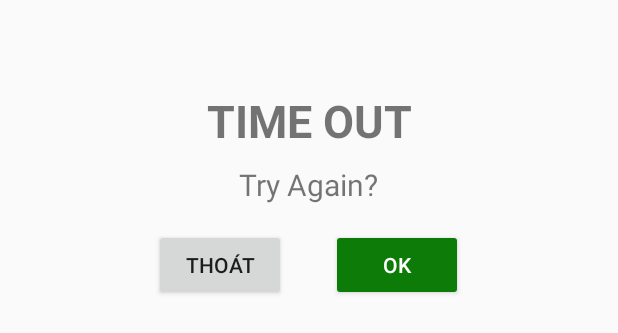
After one commit to AndroidProjectMemoryGame/GameMemory, an Android app: the layout dialog.xml on its own in the app's theme, with its tools: preview values and no code run, on a phone screen of 412 x 824 dp. The commit adds this screen. Shown: the top 333 px of the screen. Run offline under Robolectric (Android 15) with nearby library versions, the phone set to English and light mode, and no system bars.

Commit message:
dialog timeout

```diff
--- a/app/src/main/AndroidManifest.xml
+++ b/app/src/main/AndroidManifest.xml
@@ -16,8 +16,8 @@
                 <category android:name="android.intent.category.LAUNCHER" />
             </intent-filter>
         </activity>
-        <activity android:name=".HomeActivity"></activity>
-        <activity android:name=".NormalActivity"></activity>
+        <activity android:name=".HomeActivity" />
+        <activity android:name=".NormalActivity" />
     </application>
 
 </manifest>
--- /dev/null
+++ b/app/src/main/res/layout/dialog.xml
@@ -0,0 +1,60 @@
+<?xml version="1.0" encoding="utf-8"?>
+<LinearLayout xmlns:android="http://schemas.android.com/apk/res/android"
+    xmlns:app="http://schemas.android.com/apk/res-auto"
+    xmlns:tools="http://schemas.android.com/tools"
+    android:layout_width="match_parent"
+    android:layout_height="match_parent"
+  >
+
+    <LinearLayout
+        android:layout_width="match_parent"
+        android:layout_height="226dp"
+        android:orientation="vertical">
+
+        <TextView
+            android:id="@+id/editText"
+            android:layout_width="match_parent"
+            android:layout_height="wrap_content"
+            android:gravity="center"
+            android:textSize="30dp"
+            android:layout_marginTop="60dp"
+            android:layout_marginBottom="-21dp"
+            android:text="TIME OUT"
+            android:textStyle="bold"
+            />
+
+        <TextView
+            android:layout_width="wrap_content"
+            android:layout_height="wrap_content"
+            android:layout_gravity="center"
+            android:layout_marginTop="30dp"
+            android:layout_marginBottom="16dp"
+            android:text="Try Again?"
+            android:textSize="20dp" />
+
+        <RelativeLayout
+            android:layout_width="wrap_content"
+            android:layout_height="wrap_content"
+            android:layout_gravity="center">
+
+            <Button
+                android:id="@+id/btn_cancel"
+                style="@style/Widget.AppCompat.Button"
+                android:layout_width="wrap_content"
+                android:layout_height="wrap_content"
+                android:onClick="Thoát"
+                android:text="Thoát" />
+
+            <Button
+                android:id="@+id/btn_no"
+                style="@style/Widget.AppCompat.Button.Colored"
+                android:layout_width="wrap_content"
+                android:layout_height="wrap_content"
+                android:layout_marginLeft="30dp"
+                android:layout_toRightOf="@+id/btn_cancel"
+                android:onClick="OK"
+                android:text="OK" />
+        </RelativeLayout>
+
+    </LinearLayout>
+</LinearLayout>
--- a/app/src/main/res/values/colors.xml
+++ b/app/src/main/res/values/colors.xml
@@ -2,5 +2,5 @@
 <resources>
     <color name="colorPrimary">#008577</color>
     <color name="colorPrimaryDark">#00574B</color>
-    <color name="colorAccent">#D81B60</color>
+    <color name="colorAccent">#0d7b07</color>
 </resources>
```
